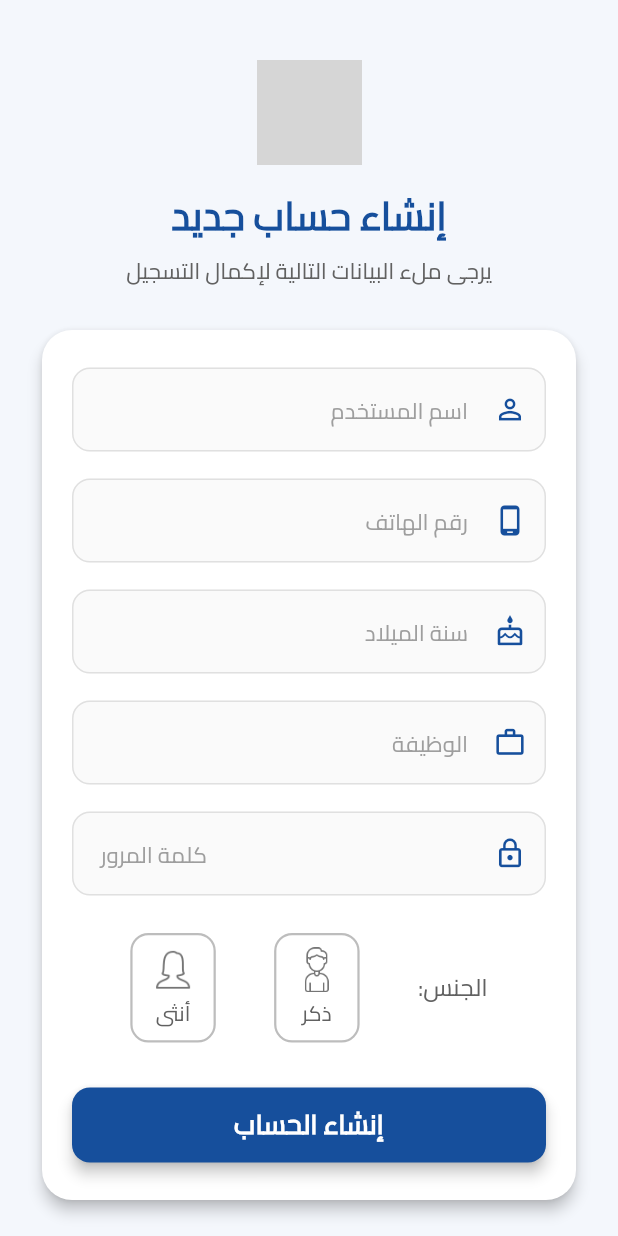
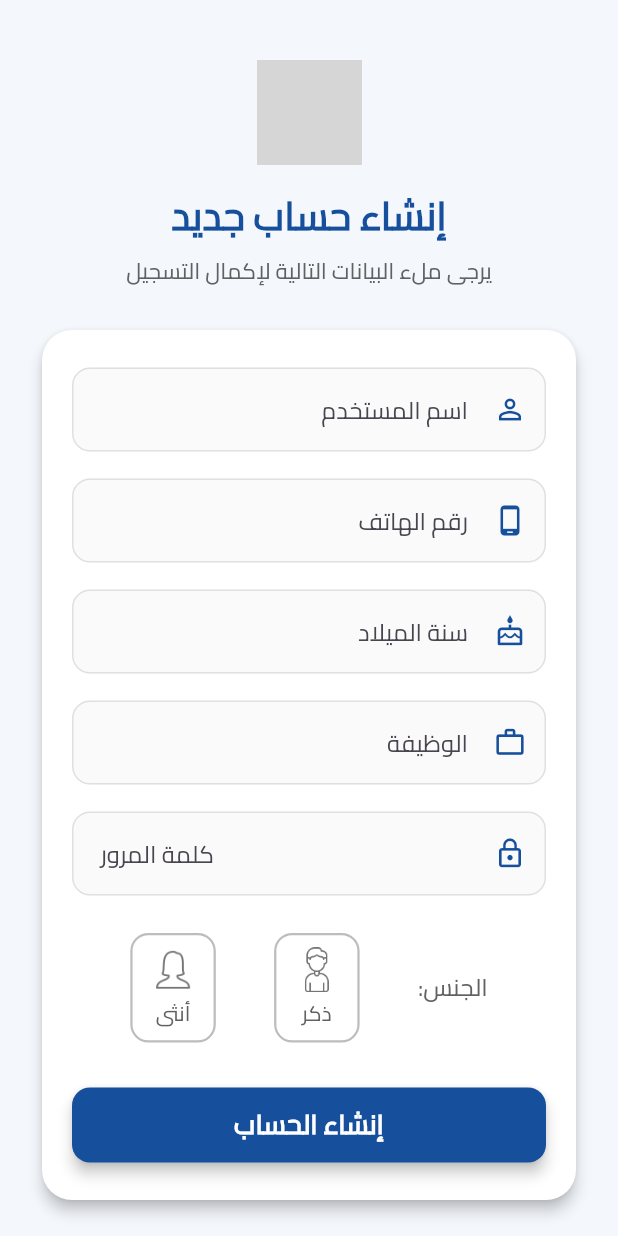
Before and after one commit to naseraliomran/carx-flutter, a Flutter app: the screen it shows after launch, after a tap on "لنبدأ", on a phone screen of 412 x 824 dp. Run offline on Flutter 3.47's test engine with Material 3 defaults, Android fonts, the light colour scheme and no system bars; our stand-ins replace carousel_slider, geolocator, get, glassmorphism, google_maps_flutter, image_picker and 3 more; network calls fail; project files that could hold a hidden picture were left out; grey boxes are pictures that could not be loaded.

Commit message:
refactor: simplify login/signup UI

```diff
--- a/lib/theme/theme.dart
+++ b/lib/theme/theme.dart
@@ -7,35 +7,36 @@ ThemeData lightTheme() {
       primaryColorLight: const Color(0xFF62ABFF),
       cardColor: const Color(0xFF3377CF),
       scaffoldBackgroundColor: Colors.white,
+      fontFamily: 'Cairo-Regular',
       textTheme: const TextTheme(
         displayLarge: TextStyle(
           color: Color(0xFFFFFFFF),
           fontSize: 36,
-            fontFamily: 'Cairo-Regular'),
+        ),
         displayMedium: TextStyle(
           color: Color(0xFFFFFFFF),
           fontSize: 24,
-            fontFamily: 'Cairo-Regular'),
+        ),
         displaySmall: TextStyle(
           color: Color(0xFFFFFFFF),
           fontSize: 18,
-            fontFamily: 'Cairo-Regular'),
+        ),
         headlineSmall: TextStyle(
           color: Color(0xFFFFFFFF),
           fontSize: 16,
-            fontFamily: 'Cairo-Regular'),
+        ),
         titleSmall: TextStyle(
           color: Color(0xFFFFFFFF),
           fontSize: 14,
-            fontFamily: 'Cairo-Regular'),
+        ),
         titleLarge: TextStyle(
           color: Color(0xFFFFFBFB),
           fontSize: 12,
-            fontFamily: 'Cairo-Regular'),
+        ),
         bodyLarge: TextStyle(
           color: Color(0xFFFFFFFF),
           fontSize: 20,
-            fontFamily: 'Cairo-Regular'),
+        ),
       ));
 }
 
@@ -46,34 +47,35 @@ ThemeData darkTheme() {
       primaryColorLight: const Color(0xFF0D47A1),
       cardColor: const Color(0xFF1E4C8F),
       scaffoldBackgroundColor: Colors.black,
+      fontFamily: 'Cairo-Regular',
       textTheme: const TextTheme(
         displayLarge: TextStyle(
           color: Color(0xFFFFFFFF),
           fontSize: 36,
-            fontFamily: 'Cairo-Regular'),
+        ),
         displayMedium: TextStyle(
           color: Color(0xFFFFFFFF),
           fontSize: 24,
-            fontFamily: 'Cairo-Regular'),
+        ),
         displaySmall: TextStyle(
           color: Color(0xFFFFFFFF),
           fontSize: 18,
-            fontFamily: 'Cairo-Regular'),
+        ),
         headlineSmall: TextStyle(
           color: Color(0xFFFFFFFF),
           fontSize: 16,
-            fontFamily: 'Cairo-Regular'),
+        ),
         titleSmall: TextStyle(
           color: Color(0xFFFFFFFF),
           fontSize: 14,
-            fontFamily: 'Cairo-Regular'),
+        ),
         titleLarge: TextStyle(
           color: Color(0xFFFFFBFB),
           fontSize: 12,
-            fontFamily: 'Cairo-Regular'),
+        ),
         bodyLarge: TextStyle(
           color: Color(0xFFFFFFFF),
           fontSize: 20,
-            fontFamily: 'Cairo-Regular'),
+        ),
       ));
 }
--- a/lib/view/userview/signup.dart
+++ b/lib/view/userview/signup.dart
@@ -2,53 +2,14 @@ import 'package:car_x/control/user_controller/singupcontroller.dart';
 import 'package:car_x/moudle/user_moudle/singupconnection.dart';
 import 'package:flutter/material.dart';
 import 'package:get/get.dart';
+import 'package:car_x/widgets/input_decoration.dart';
 
 class Signup extends StatelessWidget {
   final Usersignupcontroler controller = Get.put(Usersignupcontroler());
 
   Signup({super.key});
 
-  InputDecoration _buildTextFieldDecoration({
-    required BuildContext context,
-    required String hintText,
-    required IconData prefixIconData,
-    required Color primaryColor,
-    Widget? suffixIcon,
-  }) {
-    return InputDecoration(
-      prefixIcon: Icon(prefixIconData, color: primaryColor, size: 22),
-      hintText: hintText,
-      hintStyle: TextStyle(
-          fontFamily: 'Cairo-Regular', // الخط الأساسي
-          fontSize: 15,
-          color: Colors.grey[500]),
-      filled: true,
-      fillColor: Colors.grey[50],
-      contentPadding:
-          const EdgeInsets.symmetric(vertical: 16.0, horizontal: 15.0),
-      border: OutlineInputBorder(
-        borderRadius: BorderRadius.circular(12.0),
-        borderSide: BorderSide(color: Colors.grey[300]!),
-      ),
-      enabledBorder: OutlineInputBorder(
-        borderRadius: BorderRadius.circular(12.0),
-        borderSide: BorderSide(color: Colors.grey[300]!),
-      ),
-      focusedBorder: OutlineInputBorder(
-        borderRadius: BorderRadius.circular(12.0),
-        borderSide: BorderSide(color: primaryColor, width: 1.5),
-      ),
-      errorBorder: OutlineInputBorder(
-        borderRadius: BorderRadius.circular(12.0),
-        borderSide: const BorderSide(color: Colors.red, width: 1.0),
-      ),
-      focusedErrorBorder: OutlineInputBorder(
-        borderRadius: BorderRadius.circular(12.0),
-        borderSide: const BorderSide(color: Colors.red, width: 1.5),
-      ),
-      suffixIcon: suffixIcon,
-    );
-  }
+
 
   Future<void> _selectDate(BuildContext context) async {
     DateTime? picked = await showDatePicker(
@@ -141,11 +102,9 @@ class Signup extends StatelessWidget {
                   'إنشاء حساب جديد',
                   textAlign: TextAlign.center,
                   style: TextStyle(
-                    fontFamily: 'Cairo-Regular', // الخط الأساسي
                     fontSize: 26,
                     color: primaryColor,
-                    fontWeight:
-                        FontWeight.bold, // استخدام الوزن العريض للعنوان الرئيسي
+                    fontWeight: FontWeight.bold,
                   ),
                 ),
                 const SizedBox(height: 8),
@@ -153,7 +112,6 @@ class Signup extends StatelessWidget {
                   "يرجى ملء البيانات التالية لإكمال التسجيل",
                   textAlign: TextAlign.center,
                   style: TextStyle(
-                    fontFamily: 'Cairo-Regular', // الخط الأساسي
                     fontSize: 15,
                     color: Colors.grey[700],
                   ),
@@ -202,9 +160,7 @@ class Signup extends StatelessWidget {
                   "هل لديك حساب بالفعل؟",
                   textAlign: TextAlign.right,
                   style: TextStyle(
-                      fontFamily: 'Cairo-Regular', // الخط الأساسي
-                      fontSize: 15,
-                      color: Colors.grey[700]),
+                      fontSize: 15, color: Colors.grey[700]),
                 ),
                 const SizedBox(width: 4),
                 TextButton(
@@ -219,11 +175,9 @@ class Signup extends StatelessWidget {
                     "تسجيل الدخول",
                     textAlign: TextAlign.right,
                     style: TextStyle(
-                      fontFamily: 'Cairo-Regular', // الخط الأساسي
                       fontSize: 15,
                       color: primaryColor,
-                      fontWeight: FontWeight
-                          .bold, // استخدام الوزن العريض للنص القابل للضغط
+                      fontWeight: FontWeight.bold,
                     ),
                   ),
                 ),
@@ -253,9 +207,8 @@ class Signup extends StatelessWidget {
           return null;
         },
         cursorColor: primaryColor,
-        style: const TextStyle(
-            fontFamily: 'Cairo-Regular', fontSize: 16), // الخط الأساسي
-        decoration: _buildTextFieldDecoration(
+        style: const TextStyle(fontSize: 16),
+        decoration: buildInputDecoration(
           context: context,
           hintText: "اسم المستخدم",
           prefixIconData: Icons.person_outline,
@@ -279,9 +232,8 @@ class Signup extends StatelessWidget {
           return null;
         },
         cursorColor: primaryColor,
-        style: const TextStyle(
-            fontFamily: 'Cairo-Regular', fontSize: 16), // الخط الأساسي
-        decoration: _buildTextFieldDecoration(
+        style: const TextStyle(fontSize: 16),
+        decoration: buildInputDecoration(
           context: context,
           hintText: "رقم الهاتف",
           prefixIconData: Icons.phone_android_outlined,
@@ -313,9 +265,8 @@ class Signup extends StatelessWidget {
               return null;
             },
             cursorColor: primaryColor,
-            style: const TextStyle(
-                fontFamily: 'Cairo-Regular', fontSize: 16), // الخط الأساسي
-            decoration: _buildTextFieldDecoration(
+            style: const TextStyle(fontSize: 16),
+            decoration: buildInputDecoration(
               context: context,
               hintText: "سنة الميلاد",
               prefixIconData: Icons.cake_outlined,
@@ -339,9 +290,8 @@ class Signup extends StatelessWidget {
           return null;
         },
         cursorColor: primaryColor,
-        style: const TextStyle(
-            fontFamily: 'Cairo-Regular', fontSize: 16), // الخط الأساسي
-        decoration: _buildTextFieldDecoration(
+        style: const TextStyle(fontSize: 16),
+        decoration: buildInputDecoration(
           context: context,
           hintText: "الوظيفة",
           prefixIconData: Icons.work_outline,
@@ -367,9 +317,8 @@ class Signup extends StatelessWidget {
           return null;
         },
         cursorColor: primaryColor,
-        style: const TextStyle(
-            fontFamily: 'Cairo-Regular', fontSize: 16), // الخط الأساسي
-        decoration: _buildTextFieldDecoration(
+        style: const TextStyle(fontSize: 16),
+        decoration: buildInputDecoration(
           context: context,
           hintText: "كلمة المرور",
           prefixIconData: Icons.lock_outline,
@@ -391,9 +340,7 @@ class Signup extends StatelessWidget {
               Text(
                 "الجنس:",
                 style: TextStyle(
-                    fontFamily: 'Cairo-Regular',
-                    fontSize: 16,
-                    color: Colors.grey[700]), // الخط الأساسي
+                    fontSize: 16, color: Colors.grey[700]),
               ),
               _genderOption(
                 context,
@@ -468,12 +415,10 @@ class Signup extends StatelessWidget {
             Text(
               label,
               style: TextStyle(
-                fontFamily: 'Cairo-Regular', // الخط الأساسي
                 fontSize: 14,
                 color: isSelected ? primaryColor : Colors.grey[700],
-                fontWeight: isSelected
-                    ? FontWeight.bold
-                    : FontWeight.normal, // استخدام الوزن العريض عند الاختيار
+                fontWeight:
+                    isSelected ? FontWeight.bold : FontWeight.normal,
               ),
             ),
           ],
@@ -506,9 +451,8 @@ class Signup extends StatelessWidget {
           "إنشاء الحساب",
           textAlign: TextAlign.center,
           style: TextStyle(
-            fontFamily: 'Cairo-Regular', // الخط الأساسي
             fontSize: 18,
-            fontWeight: FontWeight.bold, // استخدام الوزن العريض لنص الزر
+            fontWeight: FontWeight.bold,
             color: onPrimaryColor,
           ),
         ),
--- /dev/null
+++ b/lib/widgets/input_decoration.dart
@@ -0,0 +1,38 @@
+import 'package:flutter/material.dart';
+
+InputDecoration buildInputDecoration({
+  required BuildContext context,
+  required String hintText,
+  required IconData prefixIconData,
+  required Color primaryColor,
+  Widget? suffixIcon,
+}) {
+  return InputDecoration(
+    prefixIcon: Icon(prefixIconData, color: primaryColor, size: 22),
+    hintText: hintText,
+    filled: true,
+    fillColor: Colors.grey[50],
+    contentPadding: const EdgeInsets.symmetric(vertical: 16.0, horizontal: 15.0),
+    border: OutlineInputBorder(
+      borderRadius: BorderRadius.circular(12.0),
+      borderSide: BorderSide(color: Colors.grey[300]!),
+    ),
+    enabledBorder: OutlineInputBorder(
+      borderRadius: BorderRadius.circular(12.0),
+      borderSide: BorderSide(color: Colors.grey[300]!),
+    ),
+    focusedBorder: OutlineInputBorder(
+      borderRadius: BorderRadius.circular(12.0),
+      borderSide: BorderSide(color: primaryColor, width: 1.5),
+    ),
+    errorBorder: OutlineInputBorder(
+      borderRadius: BorderRadius.circular(12.0),
+      borderSide: const BorderSide(color: Colors.red, width: 1.0),
+    ),
+    focusedErrorBorder: OutlineInputBorder(
+      borderRadius: BorderRadius.circular(12.0),
+      borderSide: const BorderSide(color: Colors.red, width: 1.5),
+    ),
+    suffixIcon: suffixIcon,
+  );
+}
```
Also changed, not shown: lib/moudle/user_moudle/loginconnection.dart (+2 -14 lines), lib/moudle/user_moudle/singupconnection.dart (+2 -7 lines), lib/view/userview/login.dart (+5 -59 lines). Lines whose indentation alone changed are shown as unchanged.
